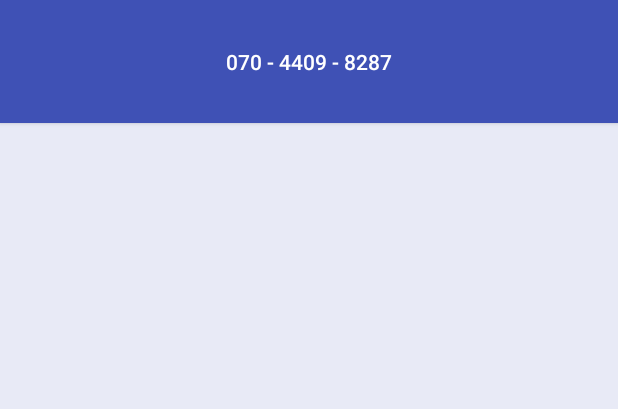
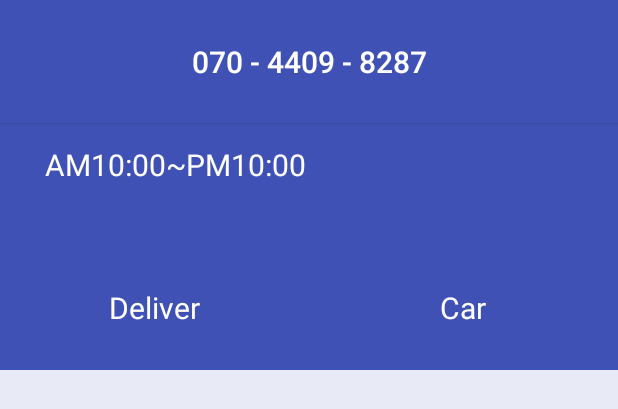
Before and after one commit to davkim1030/yamaeapp, an Android app: the layout activity_test.xml on its own in the app's theme, with its tools: preview values and no code run, on a phone screen of 412 x 824 dp. Shown: the top 409 px of the screen. Run offline under Robolectric (Android 15) with nearby library versions, the phone set to English and light mode, and no system bars.

```diff
--- a/app/src/main/java/com/yamae/yamaeapp/DetailActivity.java
+++ b/app/src/main/java/com/yamae/yamaeapp/DetailActivity.java
@@ -93,7 +93,7 @@ public class DetailActivity extends ActionBarActivity {
                     ParseObject objects = parseObjects.get(i);
                     menuPrice[i]=objects.getString("MenuPrice");
                     menuName[i]=objects.getString("MenuName");
-                    Detail_listview_item detail_listview_item=new Detail_listview_item(menuName[i],menuPrice[i],time,isDelivery,isCar);
+                    Detail_listview_item detail_listview_item=new Detail_listview_item(menuName[i],menuPrice[i]);
                     data2.add(detail_listview_item);
                 }
                 Detail_listview_Adapter allAdapter=new Detail_listview_Adapter(getBaseContext(),R.layout.detail_listview_item,data2);
--- a/app/src/main/java/com/yamae/yamaeapp/Detail_listview_item.java
+++ b/app/src/main/java/com/yamae/yamaeapp/Detail_listview_item.java
@@ -11,7 +11,6 @@ public class Detail_listview_item {
     private String timed;
     private String deliver;
     private String car;
-    private String isTest;
 
     public Detail_listview_item(String name,String price){
         this.name=name;
--- /dev/null
+++ b/app/src/main/java/com/yamae/yamaeapp/TestActivity.java
@@ -0,0 +1,14 @@
+package com.yamae.yamaeapp;
+
+import android.app.Activity;
+import android.os.Bundle;
+import android.view.View;
+import android.widget.ListView;
+import android.widget.Toast;
+
+/**
+ * Created by KB Kim on 2015-04-26.
+ */
+public class TestActivity extends Activity {
+
+}
--- a/app/src/main/res/layout/activity_test.xml
+++ b/app/src/main/res/layout/activity_test.xml
@@ -5,19 +5,67 @@
     android:weightSum="10">
 
         <Button
+            android:layout_weight="1"
             android:id="@+id/callButton"
             android:layout_width="fill_parent"
             android:layout_height="0dp"
-            android:layout_weight="1"
             android:background="#3f51b5"
+            android:textSize="20sp"
             android:text="070 - 4409 - 8287"
             android:textColor="#ffffff"/>
+
+    <LinearLayout
+        android:layout_width="fill_parent"
+        android:layout_height="0dp"
+        android:layout_weight="2"
+        android:background="#3f51b5"
+        android:weightSum="2"
+        android:orientation="vertical">
+        <LinearLayout
+            android:layout_weight="1"
+            android:layout_width="fill_parent"
+            android:layout_height="0dp"
+            android:weightSum="2">
+            <TextView
+                android:layout_width="fill_parent"
+                android:layout_height="fill_parent"
+                android:text="AM10:00~PM10:00"
+                android:textSize="20sp"
+                android:textColor="#ffffff"
+                android:paddingLeft="30dp"
+                android:paddingTop="14dp"/>
+        </LinearLayout>
+
+        <LinearLayout
+            android:layout_weight="1"
+            android:layout_width="fill_parent"
+            android:layout_height="0dp"
+            android:weightSum="2">
+            <TextView
+                android:text="Deliver"
+                android:textColor="#ffffff"
+                android:textSize="20sp"
+                android:gravity="center"
+                android:layout_weight="1"
+                android:layout_width="0dp"
+                android:layout_height="fill_parent"/>
+            <TextView
+                android:text="Car"
+                android:textColor="#ffffff"
+                android:textSize="20sp"
+                android:gravity="center"
+                android:layout_weight="1"
+                android:layout_width="0dp"
+                android:layout_height="fill_parent" />
+        </LinearLayout>
+
+    </LinearLayout>
     <ListView
         android:layout_gravity="center"
         android:id="@+id/all_list"
         android:layout_width="fill_parent"
         android:layout_height="0dp"
-        android:layout_weight="9"
+        android:layout_weight="7"
         android:dividerHeight="1.5dp"
         android:divider="#c1c1c1"
         android:background="#e8eaf6"
--- a/app/src/main/res/layout/detail_listview_item.xml
+++ b/app/src/main/res/layout/detail_listview_item.xml
@@ -1,20 +1,24 @@
 <?xml version="1.0" encoding="utf-8"?>
 
 <LinearLayout xmlns:android="http://schemas.android.com/apk/res/android"
-    android:orientation="vertical" android:layout_width="match_parent"
-    android:layout_height="match_parent">
+    android:orientation="horizontal" android:layout_width="match_parent"
+    android:layout_height="match_parent" android:weightSum="2">
     <TextView
+        android:gravity="left"
+        android:layout_weight="1"
         android:layout_width="wrap_content"
         android:layout_height="wrap_content"
         android:paddingLeft="@dimen/activity_horizontal_margin"
         android:paddingRight="@dimen/activity_horizontal_margin"
         android:id="@+id/menu_name"
-        android:textSize="22dp"/>
+        android:textSize="22sp"/>
     <TextView
+        android:gravity="right"
+        android:layout_weight="1"
         android:layout_width="wrap_content"
         android:layout_height="wrap_content"
         android:paddingLeft="30dp"
         android:paddingRight="@dimen/activity_horizontal_margin"
         android:id="@+id/menu_price"
-        android:textSize="19dp"/>
+        android:textSize="19sp"/>
 </LinearLayout>
```
